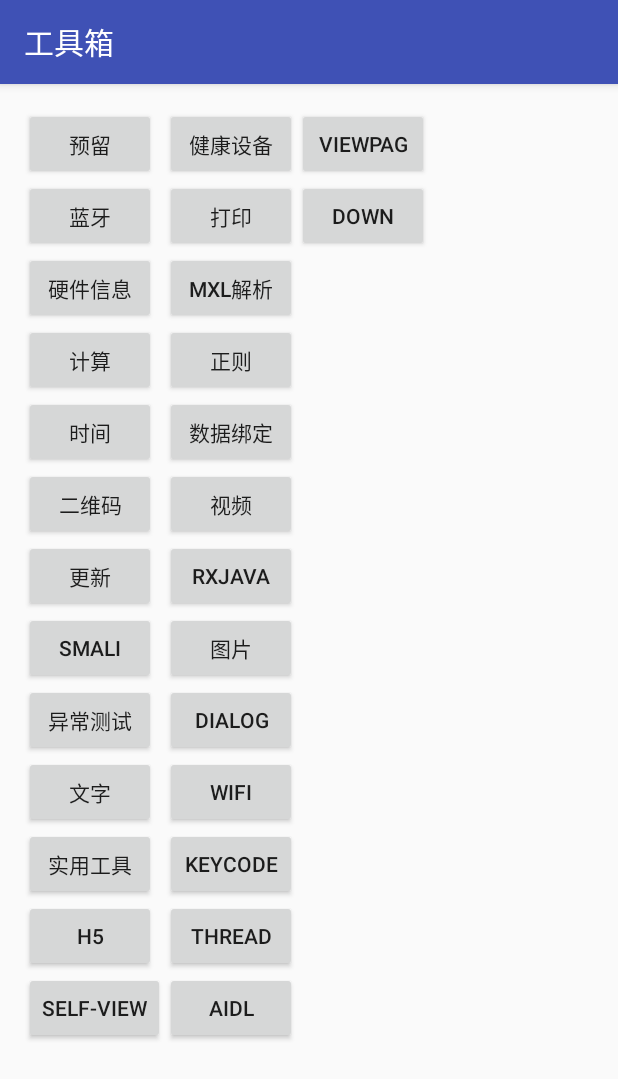
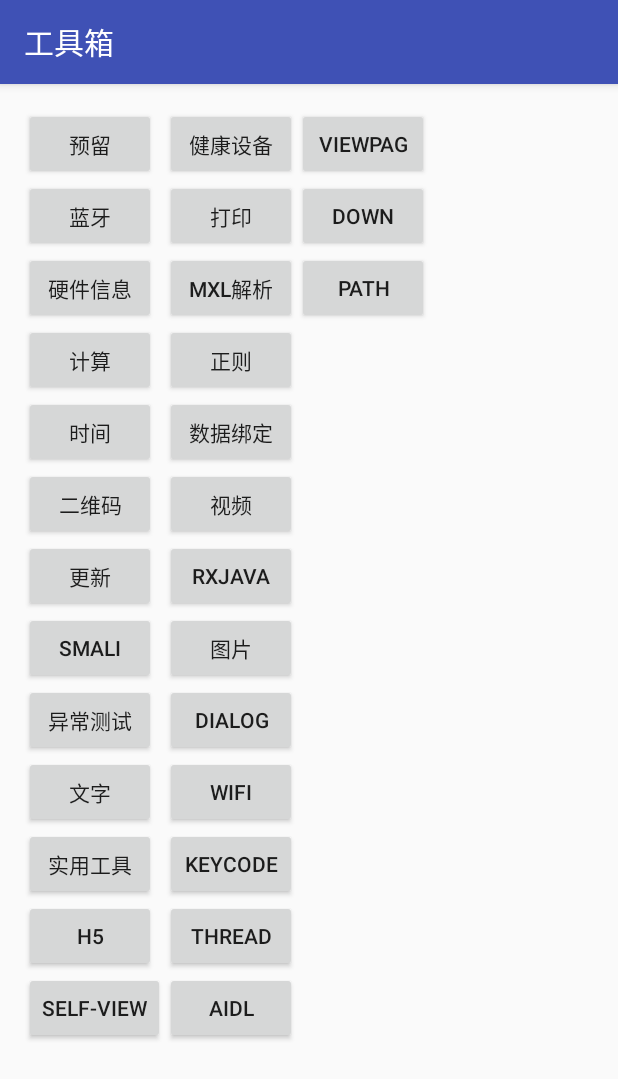
Before and after one commit to mazdac/MyTool, an Android app: the screen it shows after launch (MainActivity), on a phone screen of 412 x 824 dp. Shown: the top 1079 px of the screen. Run offline under Robolectric (Android 15) with nearby library versions, the phone set to English and light mode, and no system bars.

Commit message:
添加 文件夹路径获取

```diff
--- a/app/src/main/AndroidManifest.xml
+++ b/app/src/main/AndroidManifest.xml
@@ -137,7 +137,8 @@
         </activity>
         <activity android:name=".jni.JniActivity" />
         <activity android:name=".activity.ViewPagerActivity" />
-        <activity android:name=".rxjava.retrofit.down.DownActivity"></activity>
+        <activity android:name=".rxjava.retrofit.down.DownActivity" />
+        <activity android:name=".activity.PathActivity"></activity>
     </application>
 
 </manifest>
--- a/app/src/main/java/com/waterfairy/tool/activity/MainActivity.java
+++ b/app/src/main/java/com/waterfairy/tool/activity/MainActivity.java
@@ -127,6 +127,8 @@ public class MainActivity extends AppCompatActivity {
                 break;
             case R.id.down:
                 startActivity(new Intent(this, DownActivity.class));
+                break;    case R.id.path:
+                startActivity(new Intent(this, PathActivity.class));
                 break;
         }
     }
--- a/app/src/main/res/layout/activity_first.xml
+++ b/app/src/main/res/layout/activity_first.xml
@@ -229,13 +229,21 @@
                 android:layout_height="wrap_content"
                 android:onClick="onClick"
                 android:text="viewpag" />
+
             <Button
                 android:id="@+id/down"
                 android:layout_width="wrap_content"
                 android:layout_height="wrap_content"
                 android:onClick="onClick"
-                android:text="down" />
+                android:text="down" />  <Button
+            android:id="@+id/path"
+            android:layout_width="wrap_content"
+            android:layout_height="wrap_content"
+            android:onClick="onClick"
+            android:text="path" />
         </LinearLayout>
+
+
     </ScrollView>
 
 </LinearLayout>
--- a/waterfairylib/src/main/java/com/waterfairy/retrofit/download2/FileWriter.java
+++ b/waterfairylib/src/main/java/com/waterfairy/retrofit/download2/FileWriter.java
@@ -35,7 +35,7 @@ public class FileWriter {
         if (canSave(file)) {
             FileChannel channelOut = null;
             try {
-                RandomAccessFile randomAccessFile = new RandomAccessFile(file, "rwd");
+                RandomAccessFile randomAccessFile = new RandomAccessFile(file, "rw");
                 channelOut = randomAccessFile.getChannel();
                 MappedByteBuffer mappedByteBuffer =
                         channelOut.map(FileChannel.MapMode.READ_WRITE, currentLen, totalLen - currentLen);
```
Also changed, not shown: app/src/main/java/com/waterfairy/tool/activity/PathActivity.java (added, +43 -0 lines), app/src/main/res/layout/activity_path.xml (added, +13 -0 lines).
